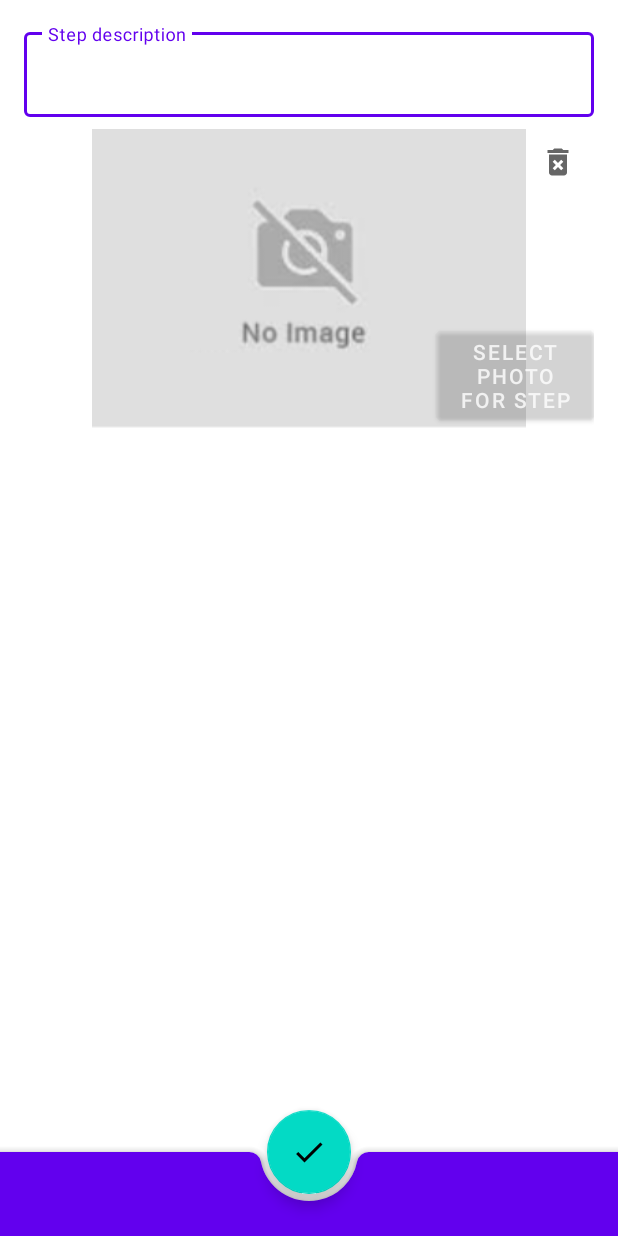
After one commit to Tirex1987/CookBook, an Android app: the layout edit_step_fragment.xml on its own in the app's theme, with its tools: preview values and no code run, on a phone screen of 412 x 824 dp. The commit adds this screen. Run offline under Robolectric (Android 15) with nearby library versions, the phone set to English and light mode, and no system bars.

Commit message:
Add RecipeEditor, deleting steps

```diff
--- a/app/src/main/java/ru/netology/cookbook/data/RecipeRepository.kt
+++ b/app/src/main/java/ru/netology/cookbook/data/RecipeRepository.kt
@@ -11,5 +11,6 @@ interface RecipeRepository {
 
     companion object {
         const val NEW_RECIPE_ID = 0
+        const val NEW_STEP_ID = 0
     }
 }
--- a/app/src/main/java/ru/netology/cookbook/viewModel/RecipeViewModel.kt
+++ b/app/src/main/java/ru/netology/cookbook/viewModel/RecipeViewModel.kt
@@ -21,8 +21,9 @@ class RecipeViewModel(
 
     val navigateToPreviewContentFragment = SingleLiveEvent<Recipe>()
     val navigateToEditRecipeFragment = SingleLiveEvent<Recipe>()
+    val navigateToEditStepFragment = SingleLiveEvent<StepOfRecipe>()
 
-    private val currentRecipe = MutableLiveData<Recipe?>(null)
+    val currentRecipe = MutableLiveData<Recipe?>(null)
 
     // region RecipeInteractionListener
 
@@ -39,7 +40,6 @@ class RecipeViewModel(
     }
 
     override fun onEditClicked(recipe: Recipe) {
-        currentRecipe.value = recipe
         navigateToEditRecipeFragment.value = recipe
     }
 
--- /dev/null
+++ b/app/src/main/res/drawable/ic_ok_24dp.xml
@@ -0,0 +1,5 @@
+<vector android:height="24dp" android:tint="#292929"
+    android:viewportHeight="24" android:viewportWidth="24"
+    android:width="24dp" xmlns:android="http://schemas.android.com/apk/res/android">
+    <path android:fillColor="@android:color/white" android:pathData="M9,16.17L4.83,12l-1.42,1.41L9,19 21,7l-1.41,-1.41z"/>
+</vector>
--- /dev/null
+++ b/app/src/main/res/layout/edit_step_fragment.xml
@@ -0,0 +1,86 @@
+<?xml version="1.0" encoding="utf-8"?>
+<androidx.coordinatorlayout.widget.CoordinatorLayout xmlns:android="http://schemas.android.com/apk/res/android"
+    xmlns:app="http://schemas.android.com/apk/res-auto"
+    xmlns:tools="http://schemas.android.com/tools"
+    android:layout_width="match_parent"
+    android:layout_height="match_parent"
+    tools:context=".ui.EditStepFragment">
+
+    <androidx.core.widget.NestedScrollView
+        android:layout_width="match_parent"
+        android:layout_height="match_parent">
+
+    <androidx.constraintlayout.widget.ConstraintLayout
+        android:layout_width="match_parent"
+        android:layout_height="match_parent"
+        android:padding="@dimen/common_spacing">
+
+        <com.google.android.material.textfield.TextInputLayout
+            android:id="@+id/titleInscription"
+            style="@style/Widget.MaterialComponents.TextInputLayout.OutlinedBox"
+            android:layout_width="match_parent"
+            android:layout_height="match_parent"
+            android:layout_marginBottom="@dimen/small_space"
+            android:hint="@string/stepDescription"
+            app:layout_constraintStart_toStartOf="parent"
+            app:layout_constraintTop_toTopOf="parent"
+            app:layout_constraintBottom_toTopOf="@id/stepPhotoView">
+
+            <com.google.android.material.textfield.TextInputEditText
+                android:id="@+id/recipeTitle"
+                android:layout_width="match_parent"
+                android:layout_height="match_parent"
+                android:gravity="start"
+                android:inputType="textMultiLine"
+                android:textColor="@android:color/holo_blue_light" />
+
+        </com.google.android.material.textfield.TextInputLayout>
+
+        <androidx.appcompat.widget.AppCompatImageView
+            android:id="@+id/stepPhotoView"
+            android:layout_width="match_parent"
+            android:layout_height="@dimen/imageHeight"
+            android:layout_marginBottom="@dimen/photoMargin"
+            app:layout_constraintStart_toStartOf="parent"
+            app:layout_constraintBottom_toBottomOf="parent"
+            app:srcCompat="@drawable/no_image"/>
+
+        <com.google.android.material.button.MaterialButton
+            android:id="@+id/selectStepPhoto"
+            android:layout_width="wrap_content"
+            android:layout_height="wrap_content"
+            app:layout_constraintBottom_toBottomOf="@id/stepPhotoView"
+            app:layout_constraintEnd_toEndOf="parent"
+            android:alpha="0.8"
+            android:backgroundTint="@android:color/transparent"
+            android:text="@string/selectStepPhoto"/>
+
+        <com.google.android.material.button.MaterialButton
+            android:id="@+id/deletePhotoButton"
+            style="@style/Widget.AppTheme.DeleteButton"
+            android:layout_width="wrap_content"
+            android:layout_height="wrap_content"
+            app:layout_constraintTop_toTopOf="@id/stepPhotoView"
+            app:layout_constraintEnd_toEndOf="parent"
+            android:contentDescription="@string/delete" />
+
+    </androidx.constraintlayout.widget.ConstraintLayout>
+
+    </androidx.core.widget.NestedScrollView>
+
+    <com.google.android.material.bottomappbar.BottomAppBar
+        android:id="@+id/bottomAppBar"
+        android:layout_width="match_parent"
+        android:layout_height="wrap_content"
+        android:layout_gravity="bottom"
+        style="@style/Widget.MaterialComponents.BottomAppBar.Colored"/>
+
+    <com.google.android.material.floatingactionbutton.FloatingActionButton
+        android:id="@+id/ok"
+        android:layout_width="wrap_content"
+        android:layout_height="wrap_content"
+        android:contentDescription="@string/description_save"
+        app:srcCompat="@drawable/ic_ok_24dp"
+        app:layout_anchor="@id/bottomAppBar"/>
+
+</androidx.coordinatorlayout.widget.CoordinatorLayout>
--- a/app/src/main/res/values/dimens.xml
+++ b/app/src/main/res/values/dimens.xml
@@ -12,4 +12,5 @@
     <dimen name="activity_horizontal_margin">16dp</dimen>
     <dimen name="activity_vertical_margin">16dp</dimen>
     <dimen name="imageHeight">200dp</dimen>
+    <dimen name="photoMargin">48dp</dimen>
 </resources>
--- a/app/src/main/res/values/strings.xml
+++ b/app/src/main/res/values/strings.xml
@@ -25,6 +25,8 @@
     <string name="categoryForInput">Category</string>
     <string name="selectPhoto">Select photo</string>
     <string name="stepDescription">Step description</string>
-    <string name="selectStepPhoto">Select photo\nfor step</string>
+    <string name="selectStepPhoto">Select\nphoto\nfor step</string>
     <string name="addStep">Add step</string>
+    <string name="description_save">Save</string>
+    <string name="delete">Remove</string>
 </resources>
```
Also changed, not shown: app/src/main/java/ru/netology/cookbook/adapter/EditStepsAdapter.kt (deleted, +0 -68 lines), app/src/main/java/ru/netology/cookbook/adapter/StepsAdapter.kt (+22 -13 lines), app/src/main/java/ru/netology/cookbook/data/RecipeEditor.kt (renamed from app/src/main/java/ru/netology/cookbook/data/EditStepInteractionListenerImpl.kt, +8 -4 lines), app/src/main/java/ru/netology/cookbook/ui/EditRecipeFragment.kt (+23 -10 lines), app/src/main/java/ru/netology/cookbook/ui/EditStepFragment.kt (added, +18 -0 lines), app/src/main/java/ru/netology/cookbook/ui/PreviewRecipeFragment.kt (+5 -5 lines), app/src/main/res/layout/card_edit_step.xml (deleted, +0 -93 lines), app/src/main/res/layout/edit_recipe_fragment.xml (+20 -3 lines), app/src/main/res/navigation/nav_graph.xml (+12 -0 lines), 1 other file.
